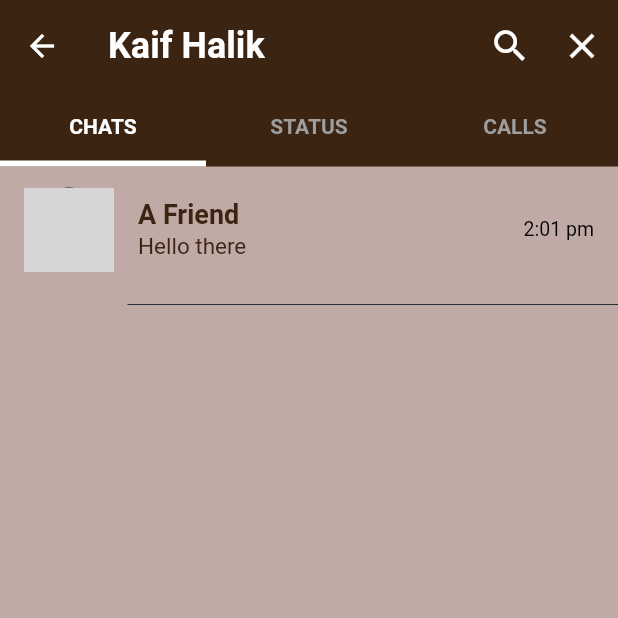
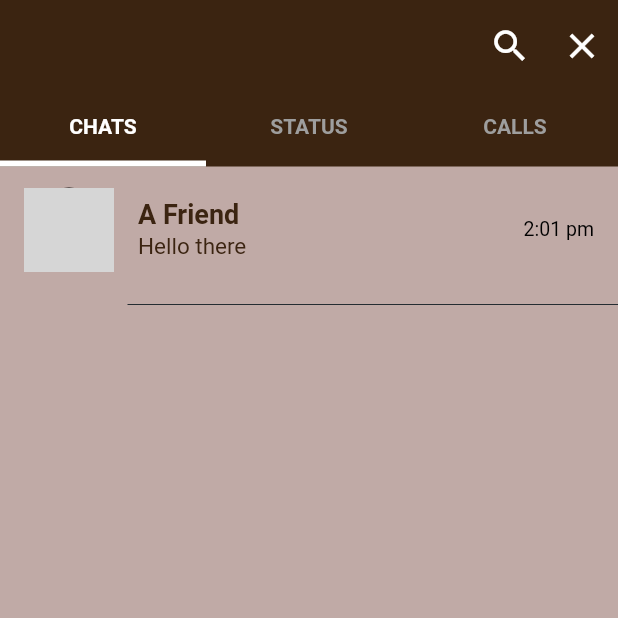
Before and after one commit to MoMag0/keifk, a Flutter app: the ContactsScreen screen opened directly, on a phone screen of 412 x 824 dp, the top half of it. Run offline on Flutter 3.47's test engine with Material 2 defaults, Android fonts, the phone set to English and light mode, and no system bars; our stand-ins replace firebase_auth, firebase_core, modal_progress_hud_nsn; accounts and stored records are empty; network calls fail; grey boxes are pictures that could not be loaded.

Commit message:
some adjustments

```diff
--- a/lib/screens/contacts_screen.dart
+++ b/lib/screens/contacts_screen.dart
@@ -41,12 +41,13 @@ class _ContactsScreenState extends State<ContactsScreen> {
       length: 3,
       child: Scaffold(
         appBar: AppBar(
+          automaticallyImplyLeading: false,
           toolbarHeight: 61,
           backgroundColor: appBarColor,
           elevation: 0,
-          title: const Text(
-            'Kaif Halik',
-            style: TextStyle(
+          title: Text(
+            loginUser.email.toString(),
+            style: const TextStyle(
                 color: Colors.white, fontWeight: FontWeight.bold, fontSize: 24),
           ),
           actions: [
--- a/pubspec.yaml
+++ b/pubspec.yaml
@@ -37,6 +37,7 @@ dependencies:
   firebase_core: ^2.4.1
   firebase_auth: ^4.2.5
   cloud_firestore: ^4.3.1
+  modal_progress_hud_nsn: ^0.3.0
 
 dev_dependencies:
   flutter_test:
```
Also changed, not shown: lib/screens/login_screen.dart (+14 -2 lines), lib/screens/register_screen.dart (+19 -2 lines), pubspec.lock, 5 other files.
